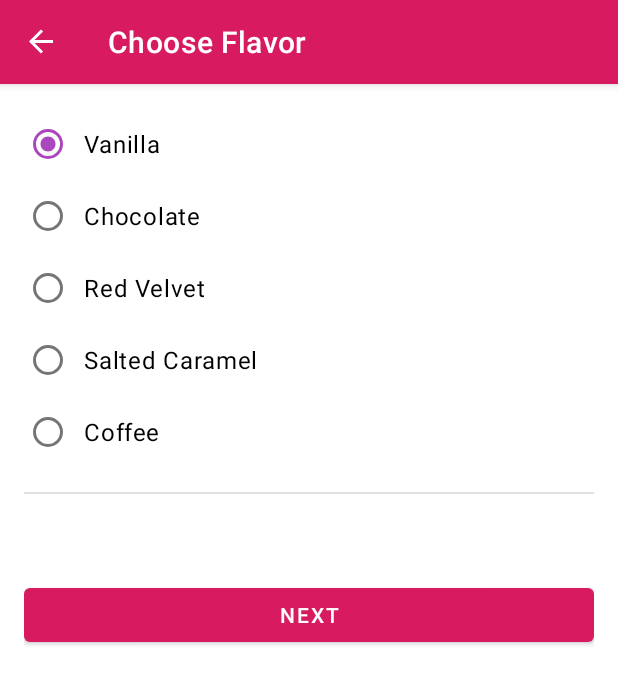
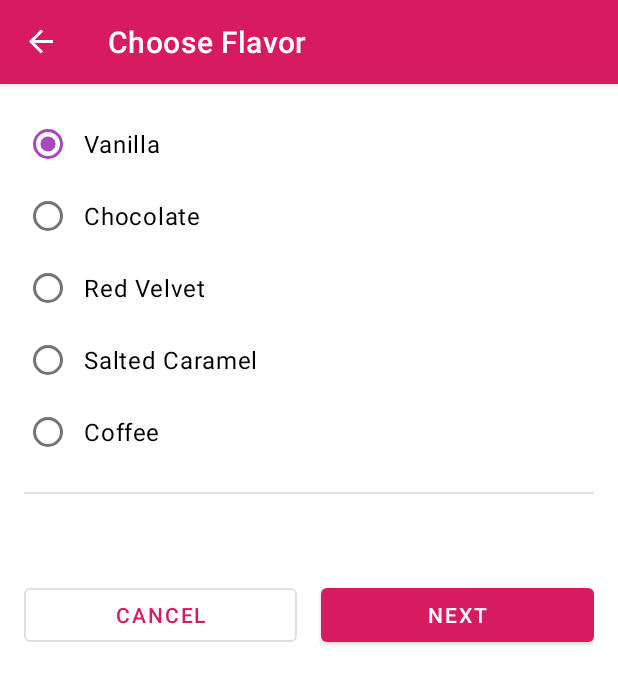
Before and after one commit to aiflorez/IM_Cupcake, an Android app: the screen it shows after launch (MainActivity), after a tap on "SIX CUPCAKES", on a phone screen of 412 x 824 dp. Shown: the top 684 px of the screen. Run offline under Robolectric (Android 15) with nearby library versions, the phone set to English and light mode, and no system bars; our stand-ins replace data binding, navigation-ui; 2 statements that could not run were skipped.

Commit message:
Navigation y pila

```diff
--- a/app/src/main/java/com/example/cupcake/FlavorFragment.kt
+++ b/app/src/main/java/com/example/cupcake/FlavorFragment.kt
@@ -65,6 +65,11 @@ class FlavorFragment : Fragment() {
         findNavController().navigate(R.id.action_flavorFragment_to_pickupFragment)
     }
 
+    fun cancelOrder() {
+        sharedViewModel.resetOrder()
+        findNavController().navigate(R.id.action_flavorFragment_to_startFragment)
+    }
+
     /**
      * This fragment lifecycle method is called when the view hierarchy associated with the fragment
      * is being removed. As a result, clear out the binding object.
--- a/app/src/main/java/com/example/cupcake/MainActivity.kt
+++ b/app/src/main/java/com/example/cupcake/MainActivity.kt
@@ -17,6 +17,7 @@ package com.example.cupcake
 
 import android.os.Bundle
 import androidx.appcompat.app.AppCompatActivity
+import androidx.navigation.NavController
 import androidx.navigation.fragment.NavHostFragment
 import androidx.navigation.ui.setupActionBarWithNavController
 
@@ -25,13 +26,19 @@ import androidx.navigation.ui.setupActionBarWithNavController
  */
 class MainActivity : AppCompatActivity(R.layout.activity_main) {
 
+    private lateinit var navController: NavController
+
     override fun onCreate(savedInstanceState: Bundle?) {
         super.onCreate(savedInstanceState)
 
         val navHostFragment = supportFragmentManager
             .findFragmentById(R.id.nav_host_fragment) as NavHostFragment
-        val navController = navHostFragment.navController
+        navController = navHostFragment.navController
 
         setupActionBarWithNavController(navController)
     }
+
+    override fun onSupportNavigateUp(): Boolean {
+        return navController.navigateUp() || super.onSupportNavigateUp()
+    }
 }
--- a/app/src/main/res/layout/fragment_flavor.xml
+++ b/app/src/main/res/layout/fragment_flavor.xml
@@ -109,15 +109,27 @@
                 tools:text="Subtotal $5.00" />
 
             <Button
+                android:id="@+id/cancel_button"
+                style="?attr/materialButtonOutlinedStyle"
+                android:layout_width="0dp"
+                android:layout_height="wrap_content"
+                android:layout_marginEnd="@dimen/side_margin"
+                android:onClick="@{() -> flavorFragment.cancelOrder()}"
+                android:text="@string/cancel"
+                app:layout_constraintEnd_toStartOf="@id/next_button"
+                app:layout_constraintStart_toStartOf="parent"
+                app:layout_constraintTop_toTopOf="@id/next_button" />
+
+            <Button
                 android:id="@+id/next_button"
                 android:layout_width="0dp"
                 android:layout_height="wrap_content"
                 android:layout_marginTop="@dimen/side_margin"
+                android:onClick="@{() -> flavorFragment.goToNextScreen()}"
                 android:text="@string/next"
-                android:onClick="@{() -> flavorFragment.goToNextScreen()}"
                 app:layout_constraintBottom_toBottomOf="parent"
                 app:layout_constraintEnd_toEndOf="parent"
-                app:layout_constraintStart_toStartOf="parent"
+                app:layout_constraintStart_toEndOf="@id/cancel_button"
                 app:layout_constraintTop_toBottomOf="@id/subtotal" />
 
         </androidx.constraintlayout.widget.ConstraintLayout>
--- a/app/src/main/res/navigation/nav_graph.xml
+++ b/app/src/main/res/navigation/nav_graph.xml
@@ -35,6 +35,9 @@
         <action
             android:id="@+id/action_flavorFragment_to_pickupFragment"
             app:destination="@id/pickupFragment" />
+        <action
+            android:id="@+id/action_flavorFragment_to_startFragment"
+            app:destination="@id/startFragment" />
     </fragment>
     <fragment
         android:id="@+id/pickupFragment"
@@ -44,10 +47,17 @@
         <action
             android:id="@+id/action_pickupFragment_to_summaryFragment"
             app:destination="@id/summaryFragment" />
+        <action
+            android:id="@+id/action_pickupFragment_to_startFragment"
+            app:destination="@id/startFragment" />
     </fragment>
     <fragment
         android:id="@+id/summaryFragment"
         android:name="com.example.cupcake.SummaryFragment"
         android:label="@string/order_summary"
-        tools:layout="@layout/fragment_summary" />
+        tools:layout="@layout/fragment_summary" >
+        <action
+            android:id="@+id/action_summaryFragment_to_startFragment"
+            app:destination="@id/startFragment" />
+    </fragment>
 </navigation>
```
Also changed, not shown: app/src/main/java/com/example/cupcake/PickupFragment.kt (+9 -0 lines), app/src/main/java/com/example/cupcake/SummaryFragment.kt (+28 -1 lines), app/src/main/res/layout/fragment_pickup.xml (+14 -2 lines), app/src/main/res/layout/fragment_summary.xml (+10 -1 lines).
